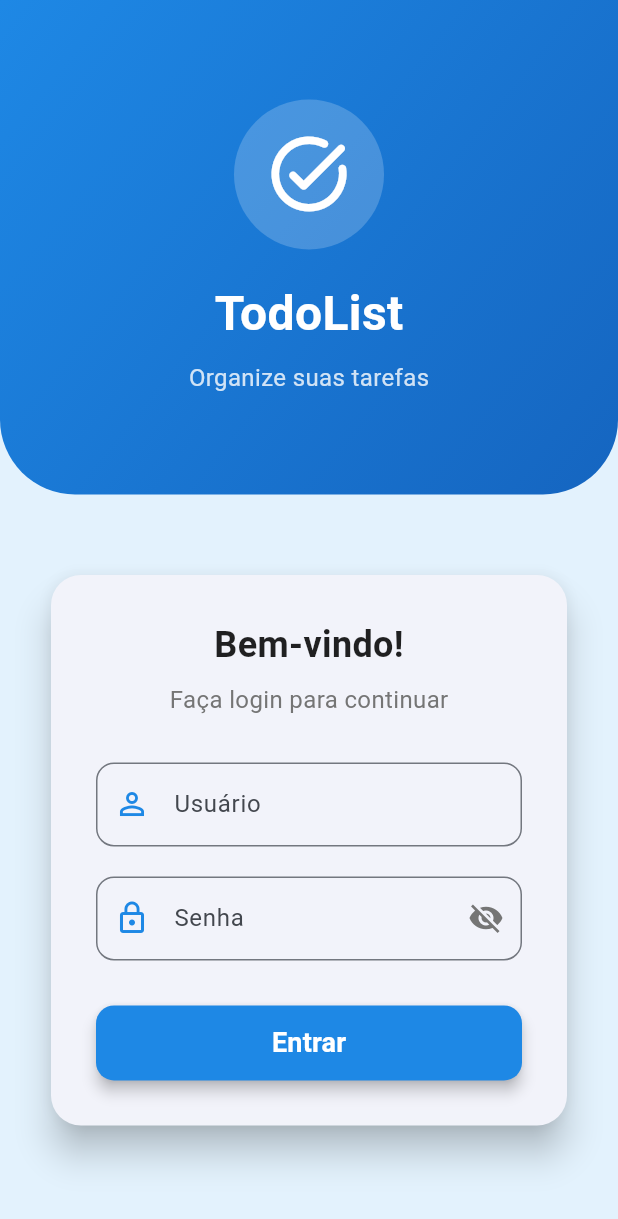
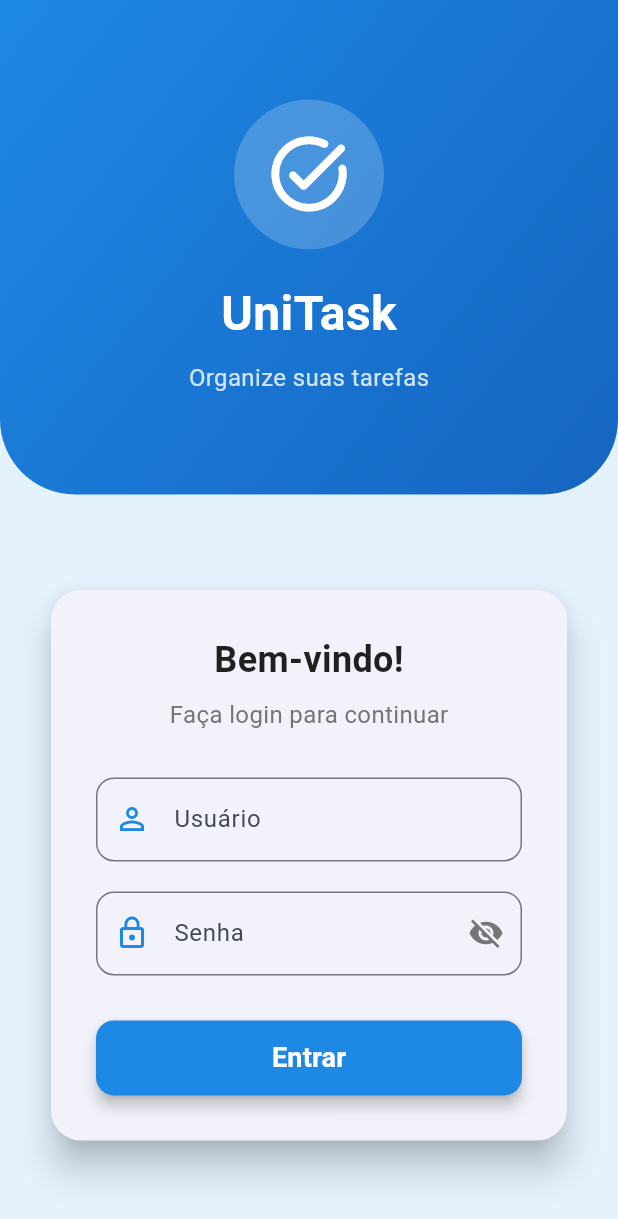
Before and after one commit to Johnliveira/todolist-flutter, a Flutter app: the screen it shows after launch, on a phone screen of 412 x 824 dp. Shown: the top 1219 px of the screen. Run offline on Flutter 3.47's test engine with Material 3 defaults, Android fonts, the phone set to English and light mode, and no system bars.

Commit message:
fix: Remove unecessary sizedbox

```diff
--- a/lib/views/login_screen.dart
+++ b/lib/views/login_screen.dart
@@ -118,7 +118,7 @@ class _LoginScreenState extends State<LoginScreen> {
                       ),
                       const SizedBox(height: 20),
                       const Text(
-                        'TodoList',
+                        'UniTask',
                         style: TextStyle(
                           fontSize: 32,
                           fontWeight: FontWeight.bold,
@@ -263,7 +263,6 @@ class _LoginScreenState extends State<LoginScreen> {
                           ),
                         ),
                       ),
-                      const SizedBox(height: 20),
                     ],
                   ),
                 ),
```
